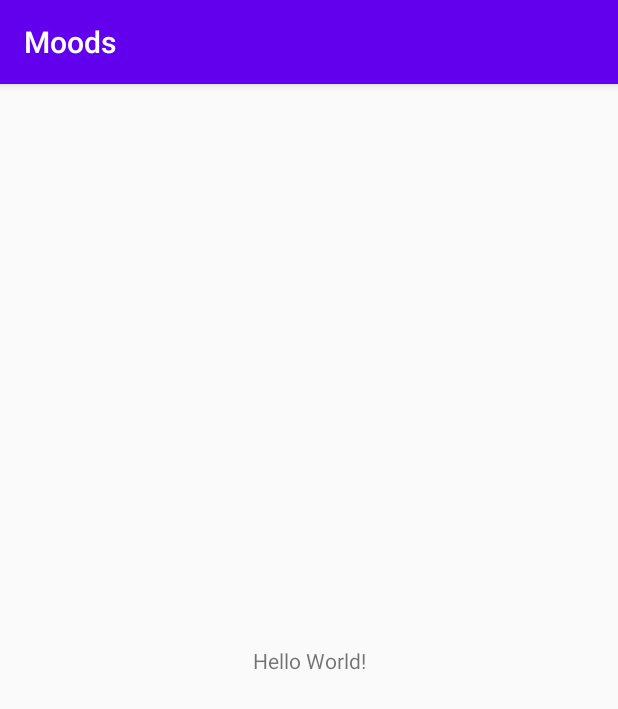
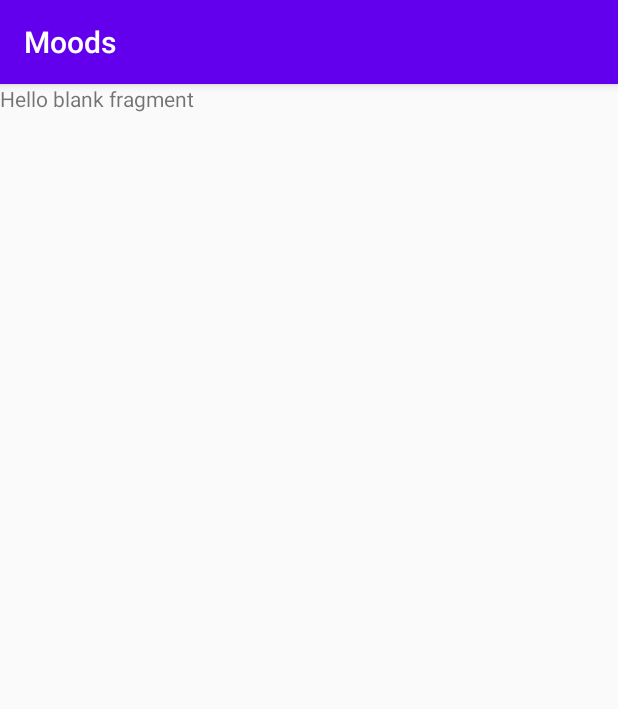
Before and after one commit to Sewiti/Moods, an Android app: the screen it shows after launch (MainActivity), on a phone screen of 412 x 824 dp. Shown: the top 709 px of the screen. Run offline under Robolectric (Android 15) with nearby library versions, the phone set to English and light mode, and no system bars.

Commit message:
Added navigation Added blank Journal fragment

```diff
--- a/app/build.gradle
+++ b/app/build.gradle
@@ -25,13 +25,20 @@ android {
 }
 
 dependencies {
+    implementation "androidx.lifecycle:lifecycle-livedata-ktx:2.2.0"
+    implementation "androidx.lifecycle:lifecycle-viewmodel-ktx:2.2.0"
+
+    implementation "androidx.navigation:navigation-fragment-ktx:2.3.0"
+    implementation "androidx.navigation:navigation-ui-ktx:2.3.0"
+
     implementation fileTree(dir: "libs", include: ["*.jar"])
     implementation "org.jetbrains.kotlin:kotlin-stdlib:$kotlin_version"
-    implementation 'androidx.core:core-ktx:1.3.1'
+    implementation 'androidx.core:core-ktx:1.3.2'
     implementation 'androidx.appcompat:appcompat:1.2.0'
-    implementation 'androidx.constraintlayout:constraintlayout:1.1.3'
+    implementation 'androidx.constraintlayout:constraintlayout:2.0.2'
+    implementation 'androidx.legacy:legacy-support-v4:1.0.0'
     testImplementation 'junit:junit:4.12'
-    androidTestImplementation 'androidx.test.ext:junit:1.1.1'
-    androidTestImplementation 'androidx.test.espresso:espresso-core:3.2.0'
+    androidTestImplementation 'androidx.test.ext:junit:1.1.2'
+    androidTestImplementation 'androidx.test.espresso:espresso-core:3.3.0'
 
 }
--- /dev/null
+++ b/app/src/main/java/lt/seasonfive/moods/JournalFragment.kt
@@ -0,0 +1,23 @@
+package lt.seasonfive.moods
+
+import android.os.Bundle
+import androidx.fragment.app.Fragment
+import android.view.LayoutInflater
+import android.view.View
+import android.view.ViewGroup
+
+
+class JournalFragment : Fragment() {
+    override fun onCreate(savedInstanceState: Bundle?) {
+        super.onCreate(savedInstanceState)
+
+    }
+
+    override fun onCreateView(
+        inflater: LayoutInflater, container: ViewGroup?,
+        savedInstanceState: Bundle?
+    ): View? {
+        // Inflate the layout for this fragment
+        return inflater.inflate(R.layout.fragment_journal, container, false)
+    }
+}
--- a/app/src/main/res/layout/activity_main.xml
+++ b/app/src/main/res/layout/activity_main.xml
@@ -6,13 +6,13 @@
     android:layout_height="match_parent"
     tools:context=".MainActivity">
 
-    <TextView
-        android:layout_width="wrap_content"
-        android:layout_height="wrap_content"
-        android:text="Hello World!"
-        app:layout_constraintBottom_toBottomOf="parent"
-        app:layout_constraintLeft_toLeftOf="parent"
-        app:layout_constraintRight_toRightOf="parent"
-        app:layout_constraintTop_toTopOf="parent" />
+    <fragment
+        android:id="@+id/navHostFragment"
+        android:name="androidx.navigation.fragment.NavHostFragment"
+        android:layout_width="match_parent"
+        android:layout_height="match_parent"
+        app:navGraph="@navigation/nav_graph"
+        app:defaultNavHost="true"
+        />
 
 </androidx.constraintlayout.widget.ConstraintLayout>
--- /dev/null
+++ b/app/src/main/res/layout/fragment_journal.xml
@@ -0,0 +1,14 @@
+<?xml version="1.0" encoding="utf-8"?>
+<FrameLayout xmlns:android="http://schemas.android.com/apk/res/android"
+    xmlns:tools="http://schemas.android.com/tools"
+    android:layout_width="match_parent"
+    android:layout_height="match_parent"
+    tools:context=".JournalFragment">
+
+    <!-- TODO: Update blank fragment layout -->
+    <TextView
+        android:layout_width="match_parent"
+        android:layout_height="match_parent"
+        android:text="@string/hello_blank_fragment" />
+
+</FrameLayout>
--- /dev/null
+++ b/app/src/main/res/navigation/nav_graph.xml
@@ -0,0 +1,13 @@
+<?xml version="1.0" encoding="utf-8"?>
+<navigation xmlns:android="http://schemas.android.com/apk/res/android"
+    xmlns:app="http://schemas.android.com/apk/res-auto"
+    xmlns:tools="http://schemas.android.com/tools"
+    android:id="@+id/nav_graph"
+    app:startDestination="@id/journalFragment">
+
+    <fragment
+        android:id="@+id/journalFragment"
+        android:name="lt.seasonfive.moods.JournalFragment"
+        android:label="fragment_journal"
+        tools:layout="@layout/fragment_journal" />
+</navigation>
--- a/app/src/main/res/values/strings.xml
+++ b/app/src/main/res/values/strings.xml
@@ -1,3 +1,5 @@
 <resources>
     <string name="app_name">Moods</string>
+    <!-- TODO: Remove or change this placeholder text -->
+    <string name="hello_blank_fragment">Hello blank fragment</string>
 </resources>
```
